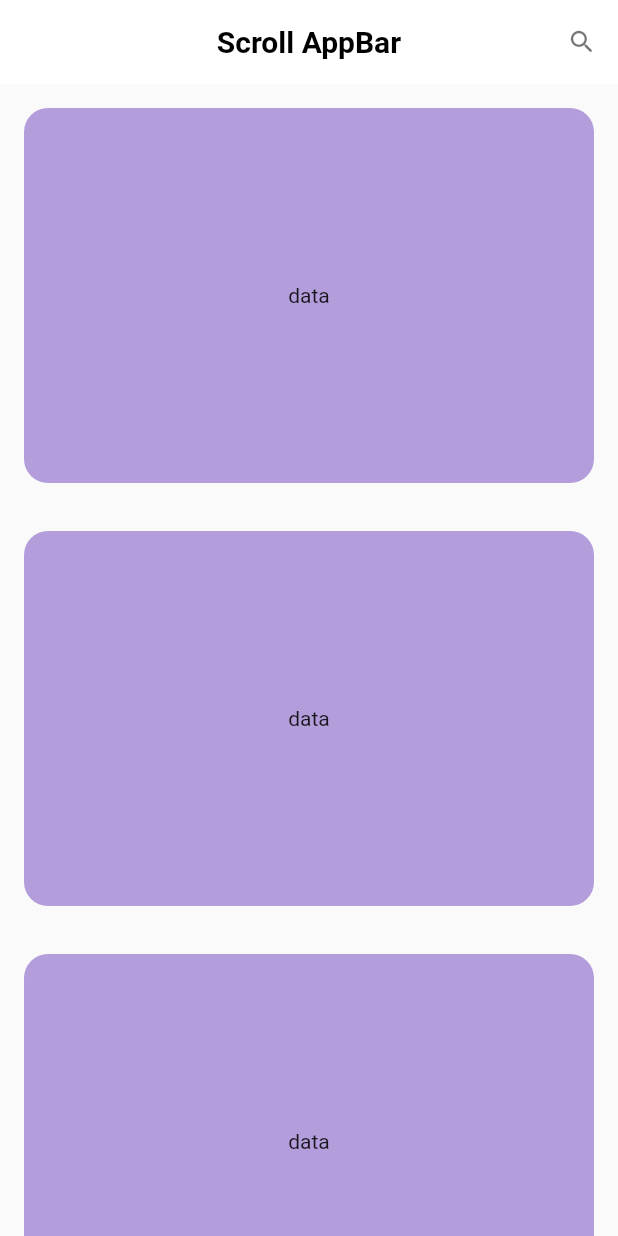
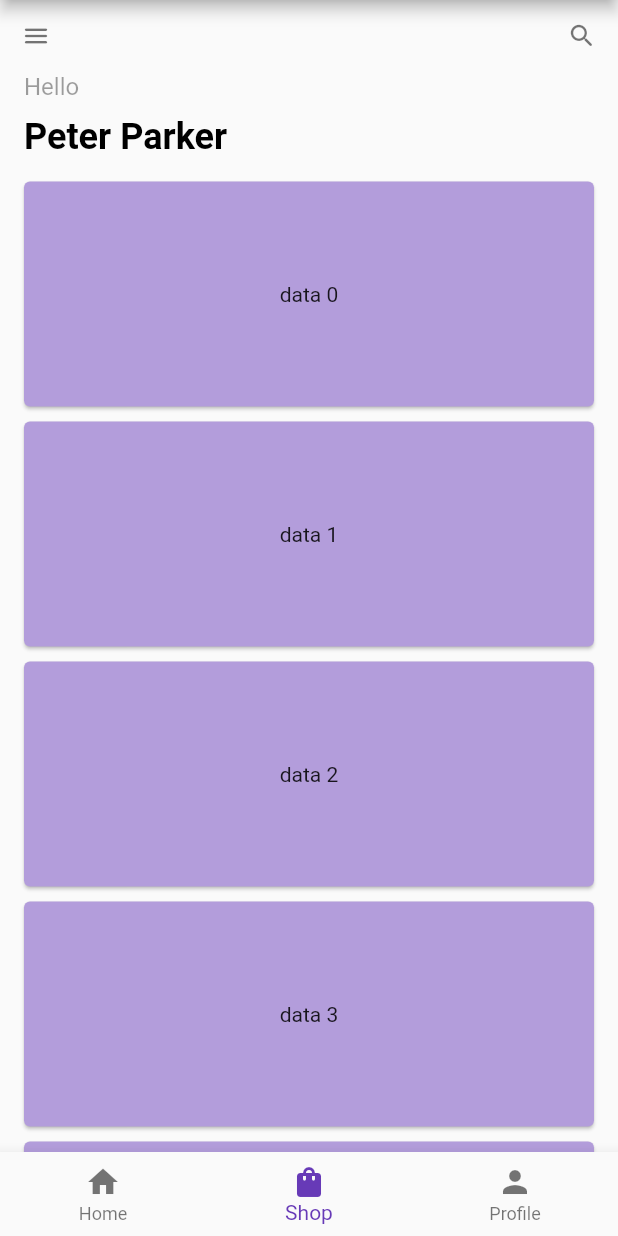
Before and after one commit to SubashXess/HideScrollAppBar, a Flutter app: the screen it shows after launch, on a phone screen of 412 x 824 dp. Run offline on Flutter 3.47's test engine with Material 2 defaults, Android fonts, the phone set to English and light mode, and no system bars.

Commit message:
appbar-hide-1

```diff
--- /dev/null
+++ b/lib/dashboard.dart
@@ -0,0 +1,46 @@
+import 'package:flutter/material.dart';
+import 'package:scroll_to_appbar_hide/pages/homepage.dart';
+import 'package:scroll_to_appbar_hide/pages/profilepage.dart';
+import 'package:scroll_to_appbar_hide/pages/shoppage.dart';
+import 'package:scroll_to_appbar_hide/widgets/app_bottomnav_bar.dart';
+
+class Dashboard extends StatefulWidget {
+  const Dashboard({super.key});
+
+  @override
+  State<Dashboard> createState() => _DashboardState();
+}
+
+class _DashboardState extends State<Dashboard> {
+  // Keeping State with the Bottom Navigation Bar in Flutter
+  final List<Widget> pages = [
+    const HomePage(
+      key: PageStorageKey('home_page_key'),
+    ),
+    const ShopPage(
+      key: PageStorageKey('shop_page_key'),
+    ),
+    const ProfilePage(
+      key: PageStorageKey('profile_page_key'),
+    ),
+  ];
+
+  final PageStorageBucket bucket = PageStorageBucket();
+  int selectedIndex = 1;
+
+  @override
+  Widget build(BuildContext context) {
+    return Scaffold(
+      bottomNavigationBar: bottomNavBarWidget(
+        selectedIndex: selectedIndex,
+        onTap: (index) => setState(() {
+          selectedIndex = index;
+        }),
+      ),
+      body: PageStorage(
+        bucket: bucket,
+        child: pages[selectedIndex],
+      ),
+    );
+  }
+}
--- a/lib/main.dart
+++ b/lib/main.dart
@@ -1,6 +1,5 @@
 import 'package:flutter/material.dart';
-
-import 'homepage.dart';
+import 'package:scroll_to_appbar_hide/dashboard.dart';
 
 void main() {
   runApp(const MyApp());
@@ -15,7 +14,7 @@ class MyApp extends StatelessWidget {
       debugShowCheckedModeBanner: false,
       title: 'Scroll to AppBar Hide',
       theme: ThemeData(primarySwatch: Colors.deepPurple),
-      home: const HomePage(),
+      home: const Dashboard(),
     );
   }
 }
--- /dev/null
+++ b/lib/pages/profilepage.dart
@@ -0,0 +1,14 @@
+import 'package:flutter/material.dart';
+
+class ProfilePage extends StatelessWidget {
+  const ProfilePage({super.key});
+
+  @override
+  Widget build(BuildContext context) {
+    return const Scaffold(
+      body: Center(
+        child: Text('Profile Page'),
+      ),
+    );
+  }
+}
--- /dev/null
+++ b/lib/pages/shoppage.dart
@@ -0,0 +1,162 @@
+import 'package:flutter/material.dart';
+import 'package:flutter/rendering.dart';
+
+class ShopPage extends StatefulWidget {
+  const ShopPage({super.key});
+
+  @override
+  State<ShopPage> createState() => _ShopPageState();
+}
+
+class _ShopPageState extends State<ShopPage>
+    with SingleTickerProviderStateMixin {
+  bool showBottomBar = false;
+  bool showAppBar = true;
+  bool isScrollingDown = false;
+  Duration animationDuration = const Duration(milliseconds: 500);
+  late AnimationController animationController;
+  late ScrollController _scrollController;
+
+  @override
+  void initState() {
+    super.initState();
+    animationController = AnimationController(vsync: this);
+    _scrollController = ScrollController()..addListener(onScrollListen);
+  }
+
+  @override
+  void dispose() {
+    animationController.dispose();
+    _scrollController.dispose();
+    _scrollController.removeListener(() {});
+    super.dispose();
+  }
+
+  void onScrollListen() {
+    if (_scrollController.position.userScrollDirection ==
+        ScrollDirection.reverse) {
+      if (!isScrollingDown) {
+        isScrollingDown = true;
+        showAppBar = false;
+        setState(() {});
+      }
+    }
+    if (_scrollController.position.userScrollDirection ==
+        ScrollDirection.forward) {
+      if (isScrollingDown) {
+        isScrollingDown = false;
+        showAppBar = true;
+        setState(() {});
+      }
+    }
+  }
+
+  @override
+  Widget build(BuildContext context) {
+    return Scaffold(
+      body: Stack(
+        fit: StackFit.loose,
+        alignment: Alignment.topCenter,
+        children: [
+          SafeArea(
+            child: SingleChildScrollView(
+              child: Column(
+                children: [
+                  _buildTopNavBar(),
+                  _buildListView(),
+                ],
+              ),
+            ),
+          ),
+          SizedBox(
+            height: kToolbarHeight * 1.56,
+            child: AnimatedSlide(
+              curve: Curves.easeInOut,
+              duration: const Duration(milliseconds: 250),
+              offset: showAppBar ? const Offset(0.0, -1.0) : Offset.zero,
+              child: AppBar(
+                title: const Text('App Bar'),
+                centerTitle: true,
+                automaticallyImplyLeading: false,
+              ),
+            ),
+          ),
+        ],
+      ),
+    );
+  }
+
+  Widget _buildTopNavBar() {
+    return Column(
+      crossAxisAlignment: CrossAxisAlignment.start,
+      children: [
+        Row(
+          crossAxisAlignment: CrossAxisAlignment.center,
+          mainAxisAlignment: MainAxisAlignment.spaceBetween,
+          children: [
+            IconButton(
+              onPressed: () {},
+              icon: const Icon(
+                Icons.menu_rounded,
+                size: 20.0,
+                color: Colors.black54,
+              ),
+            ),
+            const SizedBox(width: 16.0),
+            IconButton(
+              onPressed: () {},
+              icon: const Icon(
+                Icons.search_rounded,
+                size: 20.0,
+                color: Colors.black54,
+              ),
+            ),
+          ],
+        ),
+        Padding(
+          padding: const EdgeInsets.symmetric(horizontal: 16.0),
+          child: Column(
+            crossAxisAlignment: CrossAxisAlignment.start,
+            children: const [
+              Text(
+                'Hello',
+                style: TextStyle(
+                    color: Colors.black38,
+                    fontSize: 16.0,
+                    fontWeight: FontWeight.normal),
+              ),
+              SizedBox(height: 10.0),
+              Text(
+                'Peter Parker',
+                style: TextStyle(
+                    color: Colors.black,
+                    fontSize: 24.0,
+                    fontWeight: FontWeight.bold),
+              ),
+            ],
+          ),
+        ),
+      ],
+    );
+  }
+
+  Widget _buildListView() {
+    return ListView.builder(
+      itemCount: 20,
+      itemExtent: 160,
+      shrinkWrap: true,
+      controller: _scrollController,
+      physics: const ClampingScrollPhysics(),
+      padding: const EdgeInsets.only(top: 16.0, right: 16.0, left: 16.0),
+      itemBuilder: (context, index) {
+        return Card(
+          color: Colors.deepPurple.shade200,
+          margin: const EdgeInsets.only(bottom: 10.0),
+          child: Center(
+            child: Text('data $index'),
+          ),
+        );
+      },
+    );
+  }
+}
--- /dev/null
+++ b/lib/widgets/app_bottomnav_bar.dart
@@ -0,0 +1,13 @@
+import 'package:flutter/material.dart';
+
+Widget bottomNavBarWidget(
+        {required int selectedIndex, required Function(int)? onTap}) =>
+    BottomNavigationBar(
+      onTap: onTap,
+      currentIndex: selectedIndex,
+      items: const <BottomNavigationBarItem>[
+        BottomNavigationBarItem(icon: Icon(Icons.home), label: 'Home'),
+        BottomNavigationBarItem(icon: Icon(Icons.shopping_bag), label: 'Shop'),
+        BottomNavigationBarItem(icon: Icon(Icons.person), label: 'Profile'),
+      ],
+    );
```
Also changed, not shown: lib/pages/homepage.dart (line endings or trailing spaces), pubspec.lock.
